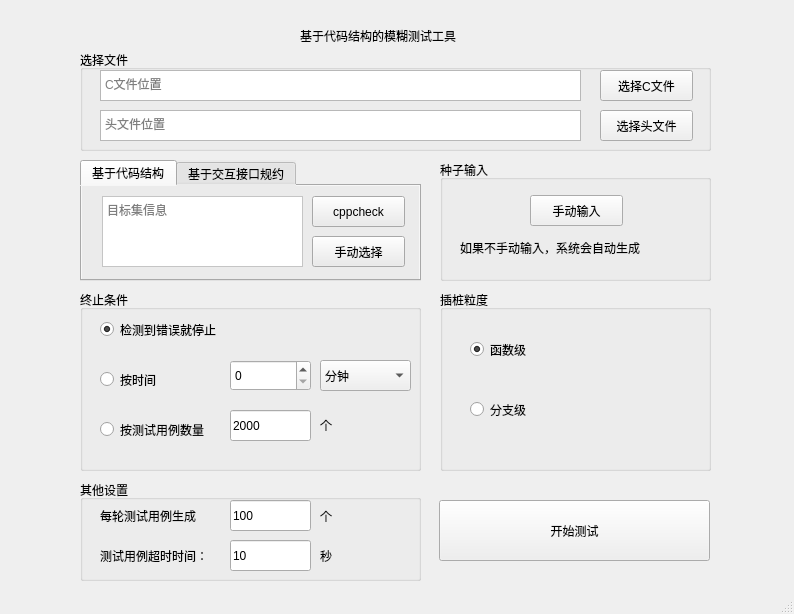
Above: window_v5.ui from Radon10043/fuzzing-tool-14 before the change. Below: the same form after it.
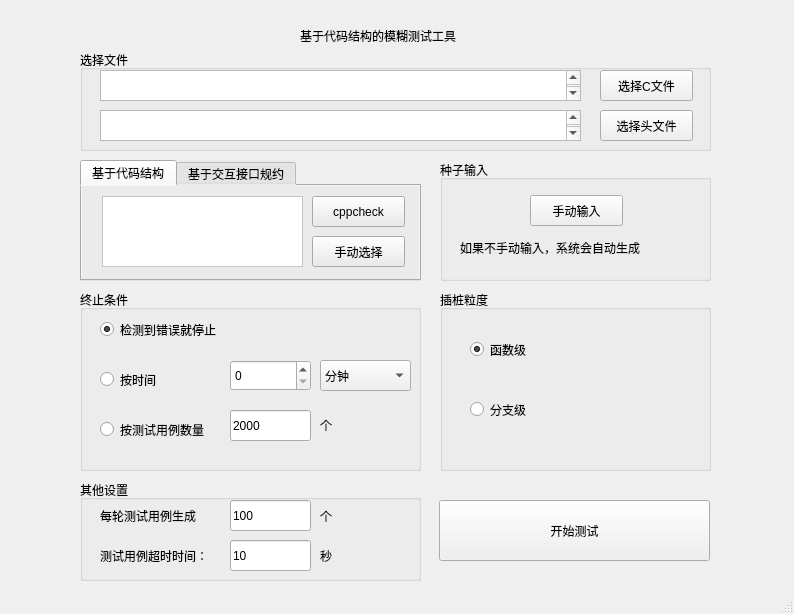
That is the form after the change.

Commit message:
style(All project): formatting code
formatting code, scope: all project

What changed in the file:
```diff
--- a/window_v5.ui
+++ b/window_v5.ui
@@ -87,10 +87,14 @@
      </property>
      <property name="html">
       <string>&lt;!DOCTYPE HTML PUBLIC &quot;-//W3C//DTD HTML 4.0//EN&quot; &quot;http://www.w3.org/TR/REC-html40/strict.dtd&quot;&gt;
-&lt;html&gt;&lt;head&gt;&lt;meta name=&quot;qrichtext&quot; content=&quot;1&quot; /&gt;&lt;style type=&quot;text/css&quot;&gt;
-p, li { white-space: pre-wrap; }
-&lt;/style&gt;&lt;/head&gt;&lt;body style=&quot; font-family:'SimSun'; font-size:9pt; font-weight:400; font-style:normal;&quot;&gt;
-&lt;p style=&quot;-qt-paragraph-type:empty; margin-top:0px; margin-bottom:0px; margin-left:0px; margin-right:0px; -qt-block-indent:0; text-indent:0px;&quot;&gt;&lt;br /&gt;&lt;/p&gt;&lt;/body&gt;&lt;/html&gt;</string>
+                            &lt;html&gt;&lt;head&gt;&lt;meta name=&quot;qrichtext&quot; content=&quot;1&quot; /&gt;&lt;style
+                            type=&quot;text/css&quot;&gt;
+                            p, li { white-space: pre-wrap; }
+                            &lt;/style&gt;&lt;/head&gt;&lt;body style=&quot; font-family:'SimSun'; font-size:9pt;
+                            font-weight:400; font-style:normal;&quot;&gt;
+                            &lt;p style=&quot;-qt-paragraph-type:empty; margin-top:0px; margin-bottom:0px;
+                            margin-left:0px; margin-right:0px; -qt-block-indent:0; text-indent:0px;&quot;&gt;&lt;br /&gt;&lt;/p&gt;&lt;/body&gt;&lt;/html&gt;
+                        </string>
      </property>
      <property name="placeholderText">
       <string>C文件位置</string>
@@ -132,10 +136,14 @@
      </property>
      <property name="html">
       <string>&lt;!DOCTYPE HTML PUBLIC &quot;-//W3C//DTD HTML 4.0//EN&quot; &quot;http://www.w3.org/TR/REC-html40/strict.dtd&quot;&gt;
-&lt;html&gt;&lt;head&gt;&lt;meta name=&quot;qrichtext&quot; content=&quot;1&quot; /&gt;&lt;style type=&quot;text/css&quot;&gt;
-p, li { white-space: pre-wrap; }
-&lt;/style&gt;&lt;/head&gt;&lt;body style=&quot; font-family:'SimSun'; font-size:9pt; font-weight:400; font-style:normal;&quot;&gt;
-&lt;p style=&quot;-qt-paragraph-type:empty; margin-top:0px; margin-bottom:0px; margin-left:0px; margin-right:0px; -qt-block-indent:0; text-indent:0px;&quot;&gt;&lt;br /&gt;&lt;/p&gt;&lt;/body&gt;&lt;/html&gt;</string>
+                            &lt;html&gt;&lt;head&gt;&lt;meta name=&quot;qrichtext&quot; content=&quot;1&quot; /&gt;&lt;style
+                            type=&quot;text/css&quot;&gt;
+                            p, li { white-space: pre-wrap; }
+                            &lt;/style&gt;&lt;/head&gt;&lt;body style=&quot; font-family:'SimSun'; font-size:9pt;
+                            font-weight:400; font-style:normal;&quot;&gt;
+                            &lt;p style=&quot;-qt-paragraph-type:empty; margin-top:0px; margin-bottom:0px;
+                            margin-left:0px; margin-right:0px; -qt-block-indent:0; text-indent:0px;&quot;&gt;&lt;br /&gt;&lt;/p&gt;&lt;/body&gt;&lt;/html&gt;
+                        </string>
      </property>
      <property name="placeholderText">
       <string>头文件位置</string>
@@ -483,10 +491,15 @@
       </property>
       <property name="html">
        <string>&lt;!DOCTYPE HTML PUBLIC &quot;-//W3C//DTD HTML 4.0//EN&quot; &quot;http://www.w3.org/TR/REC-html40/strict.dtd&quot;&gt;
-&lt;html&gt;&lt;head&gt;&lt;meta name=&quot;qrichtext&quot; content=&quot;1&quot; /&gt;&lt;style type=&quot;text/css&quot;&gt;
-p, li { white-space: pre-wrap; }
-&lt;/style&gt;&lt;/head&gt;&lt;body style=&quot; font-family:'SimSun'; font-size:9pt; font-weight:400; font-style:normal;&quot;&gt;
-&lt;p style=&quot;-qt-paragraph-type:empty; margin-top:0px; margin-bottom:0px; margin-left:0px; margin-right:0px; -qt-block-indent:0; text-indent:0px;&quot;&gt;&lt;br /&gt;&lt;/p&gt;&lt;/body&gt;&lt;/html&gt;</string>
+                                &lt;html&gt;&lt;head&gt;&lt;meta name=&quot;qrichtext&quot; content=&quot;1&quot; /&gt;&lt;style
+                                type=&quot;text/css&quot;&gt;
+                                p, li { white-space: pre-wrap; }
+                                &lt;/style&gt;&lt;/head&gt;&lt;body style=&quot; font-family:'SimSun'; font-size:9pt;
+                                font-weight:400; font-style:normal;&quot;&gt;
+                                &lt;p style=&quot;-qt-paragraph-type:empty; margin-top:0px; margin-bottom:0px;
+                                margin-left:0px; margin-right:0px; -qt-block-indent:0; text-indent:0px;&quot;&gt;&lt;br
+                                /&gt;&lt;/p&gt;&lt;/body&gt;&lt;/html&gt;
+                            </string>
       </property>
       <property name="placeholderText">
        <string>目标集信息</string>
```
Lines whose indentation alone changed are shown as unchanged. The commit also changes 19 other files.
